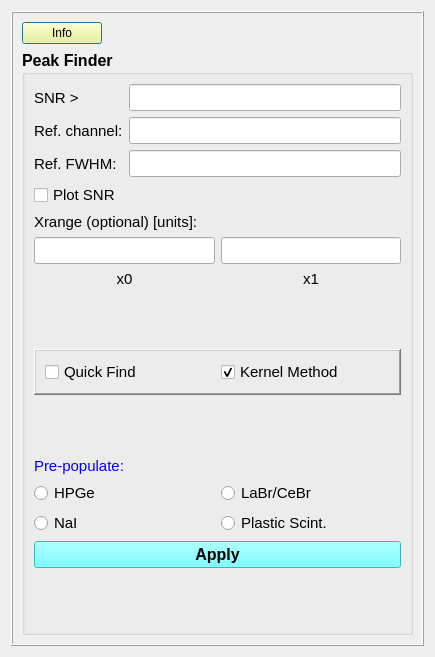
The window that nasagamma/win_peak_find.ui (mauricioAyllon/NASA-gamma) describes before a commit, drawn with Qt 5.
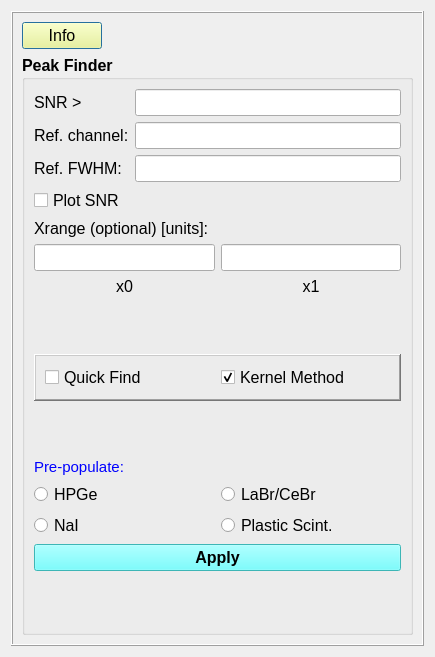
The same window after the commit.

Commit message: Minor bug fixes and added info buttons with relevant information

The edit to the form file:
```diff
--- a/nasagamma/win_peak_find.ui
+++ b/nasagamma/win_peak_find.ui
@@ -28,6 +28,11 @@
      <layout class="QGridLayout" name="gridLayout_9">
       <item row="0" column="0">
        <widget class="QPushButton" name="button_info">
+        <property name="font">
+         <font>
+          <pointsize>12</pointsize>
+         </font>
+        </property>
         <property name="styleSheet">
          <string notr="true">background-color: rgb(255, 255, 127);</string>
         </property>
@@ -94,7 +99,7 @@
           <widget class="QLabel" name="label_units">
            <property name="font">
             <font>
-             <pointsize>11</pointsize>
+             <pointsize>12</pointsize>
              <weight>50</weight>
              <bold>false</bold>
             </font>
@@ -110,7 +115,7 @@
             <widget class="QLabel" name="label">
              <property name="font">
               <font>
-               <pointsize>11</pointsize>
+               <pointsize>12</pointsize>
                <weight>50</weight>
                <bold>false</bold>
               </font>
@@ -134,7 +139,7 @@
             <widget class="QLabel" name="label_2">
              <property name="font">
               <font>
-               <pointsize>11</pointsize>
+               <pointsize>12</pointsize>
                <weight>50</weight>
                <bold>false</bold>
               </font>
@@ -158,7 +163,7 @@
             <widget class="QLabel" name="label_3">
              <property name="font">
               <font>
-               <pointsize>11</pointsize>
+               <pointsize>12</pointsize>
                <weight>50</weight>
                <bold>false</bold>
               </font>
@@ -246,7 +251,7 @@
             <widget class="QLabel" name="label_6">
              <property name="font">
               <font>
-               <pointsize>11</pointsize>
+               <pointsize>12</pointsize>
                <weight>50</weight>
                <bold>false</bold>
               </font>
@@ -263,7 +268,7 @@
             <widget class="QLabel" name="label_5">
              <property name="font">
               <font>
-               <pointsize>11</pointsize>
+               <pointsize>12</pointsize>
                <weight>50</weight>
                <bold>false</bold>
               </font>
@@ -284,7 +289,7 @@
             <widget class="QRadioButton" name="radioButton_hpge">
              <property name="font">
               <font>
-               <pointsize>11</pointsize>
+               <pointsize>12</pointsize>
                <weight>50</weight>
                <bold>false</bold>
               </font>
@@ -304,7 +309,7 @@
             <widget class="QRadioButton" name="radioButton_labr">
              <property name="font">
               <font>
-               <pointsize>11</pointsize>
+               <pointsize>12</pointsize>
                <weight>50</weight>
                <bold>false</bold>
               </font>
@@ -324,7 +329,7 @@
             <widget class="QRadioButton" name="radioButton_nai">
              <property name="font">
               <font>
-               <pointsize>11</pointsize>
+               <pointsize>12</pointsize>
                <weight>50</weight>
                <bold>false</bold>
               </font>
@@ -344,7 +349,7 @@
             <widget class="QRadioButton" name="radioButton_plastic">
              <property name="font">
               <font>
-               <pointsize>11</pointsize>
+               <pointsize>12</pointsize>
                <weight>50</weight>
                <bold>false</bold>
               </font>
@@ -392,7 +397,7 @@
                <widget class="QCheckBox" name="checkBox_scipy">
                 <property name="font">
                  <font>
-                  <pointsize>11</pointsize>
+                  <pointsize>12</pointsize>
                   <weight>50</weight>
                   <bold>false</bold>
                  </font>
@@ -412,7 +417,7 @@
                <widget class="QCheckBox" name="checkBox_km">
                 <property name="font">
                  <font>
-                  <pointsize>11</pointsize>
+                  <pointsize>12</pointsize>
                   <weight>50</weight>
                   <bold>false</bold>
                  </font>
@@ -437,7 +442,7 @@
           <widget class="QCheckBox" name="checkBox_SNR">
            <property name="font">
             <font>
-             <pointsize>11</pointsize>
+             <pointsize>12</pointsize>
              <weight>50</weight>
              <bold>false</bold>
             </font>
```
The commit also changes 6 other files.
